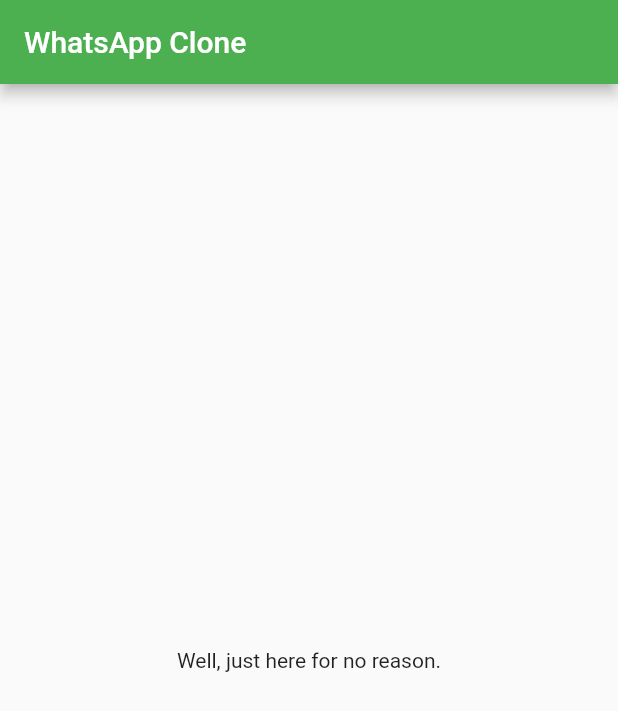
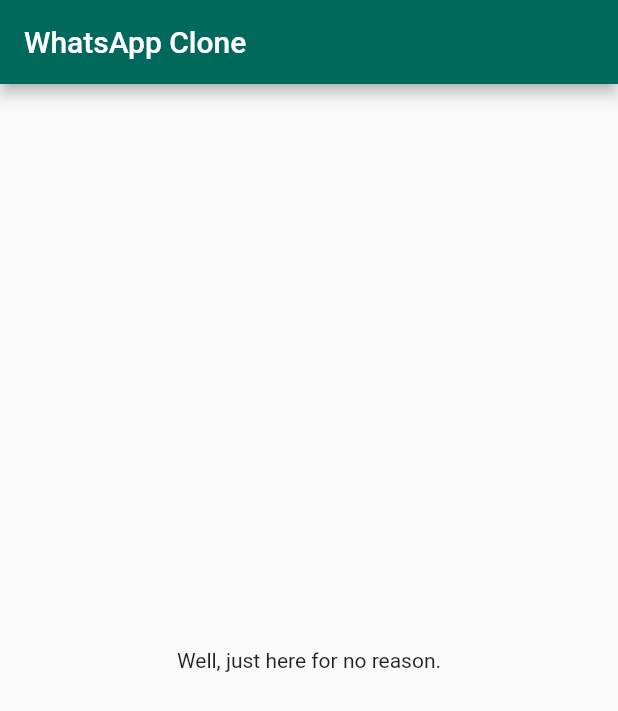
Before and after one commit to nipunrautela/whatsapp_clone, a Flutter app: the screen it shows after launch, on a phone screen of 412 x 824 dp. Shown: the top 711 px of the screen. Run offline on Flutter 3.47's test engine with Material 2 defaults, Android fonts, the phone set to English and light mode, and no system bars.

Commit message:
Update main.dart
changed the appbar colour from green to teal[800]

```diff
--- a/lib/main.dart
+++ b/lib/main.dart
@@ -43,7 +43,7 @@ class _MyHomePageState extends State<MyHomePage> {
     return Scaffold(
       appBar: AppBar(
         title: Text(widget.title),
-        backgroundColor: Colors.green,
+        backgroundColor: Colors.teal[800],
       ),
       body: Center(
         child: Column(
```
